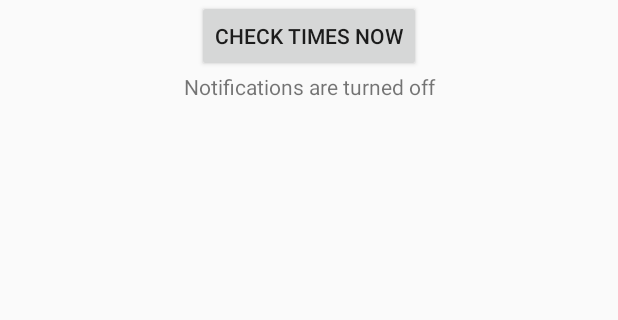
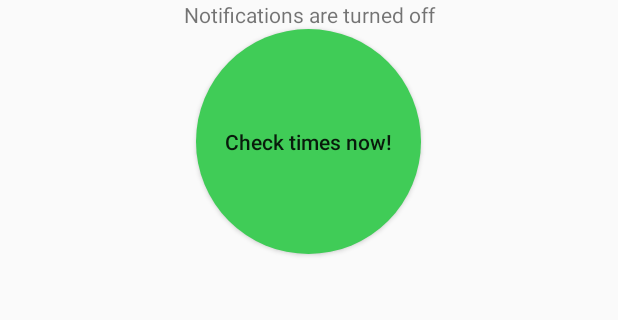
Before and after one commit to kanemars/ChuffJava, an Android app: the screen it shows after launch (MainActivity), on a phone screen of 412 x 824 dp, the part 84-404 px from its top. Run offline under Robolectric (Android 15) with nearby library versions, the phone set to English and light mode, and no system bars.

Commit message:
Round button!

```diff
--- a/app/src/main/AndroidManifest.xml
+++ b/app/src/main/AndroidManifest.xml
@@ -4,7 +4,7 @@
 
     <uses-permission android:name="android.permission.INTERNET"/>
     <uses-permission android:name="com.android.alarm.permission.SET_ALARM"/>
-
+    <uses-permission android:name="android.permission.RECEIVE_BOOT_COMPLETED" />
     <application
             android:allowBackup="true"
             android:icon="@drawable/ic_stat_train"
@@ -25,6 +25,7 @@
         <receiver android:name=".ChuffRebootReceiver">
             <intent-filter>
                 <action android:name="android.intent.action.BOOT_COMPLETED" />
+                <action android:name="android.intent.action.QUICKBOOT_POWERON" />
             </intent-filter>
         </receiver>
 
--- /dev/null
+++ b/app/src/main/res/drawable/roundedbutton.xml
@@ -0,0 +1,13 @@
+<?xml version="1.0" encoding="utf-8"?>
+<selector xmlns:android="http://schemas.android.com/apk/res/android">
+    <item android:state_pressed="false">
+        <shape android:shape="oval">
+            <solid android:color="#40cc57"/>
+        </shape>
+    </item>
+    <item android:state_pressed="true">
+        <shape android:shape="oval">
+            <solid android:color="#2a5c34"/>
+        </shape>
+    </item>
+</selector>
--- a/app/src/main/res/layout/content_main.xml
+++ b/app/src/main/res/layout/content_main.xml
@@ -15,17 +15,19 @@
             android:background="?attr/colorPrimary"
             android:theme="?attr/actionBarTheme"
             android:minHeight="?attr/actionBarSize" android:id="@+id/chuffToolbar"/>
-    <Button
-            android:text="@string/check_times_now"
-            android:layout_width="wrap_content"
-            android:layout_height="wrap_content"
-            android:id="@+id/checkTimesButton"
-            android:onClick="immediatelyShowNext2Trains"
-            />
     <TextView
             android:gravity="center"
             android:layout_width="match_parent"
             android:layout_height="wrap_content" android:id="@+id/nextNotificationTextView"/>
+    <Button
+            android:text="@string/check_times_now"
+            android:layout_width="150dp"
+            android:layout_height="150dp"
+            android:gravity="center_vertical|center_horizontal"
+            android:id="@+id/checkTimesButton"
+            android:onClick="immediatelyShowNext2Trains"
+            android:background="@drawable/roundedbutton" android:textAllCaps="false"/>
+
 
 
 </LinearLayout>
--- a/app/src/main/res/values/strings.xml
+++ b/app/src/main/res/values/strings.xml
@@ -10,7 +10,7 @@
     <string name="pref_destination_station">Destination station</string>
 
     <string name="title_activity_main">Chuff</string>
-    <string name="check_times_now">Check times now</string>
+    <string name="check_times_now">Check&#10;times&#10;now!</string>
     <string name="start_service">Start repeating notifications</string>
     <string name="destination">%s</string>
     <string name="source">%s</string>
```
